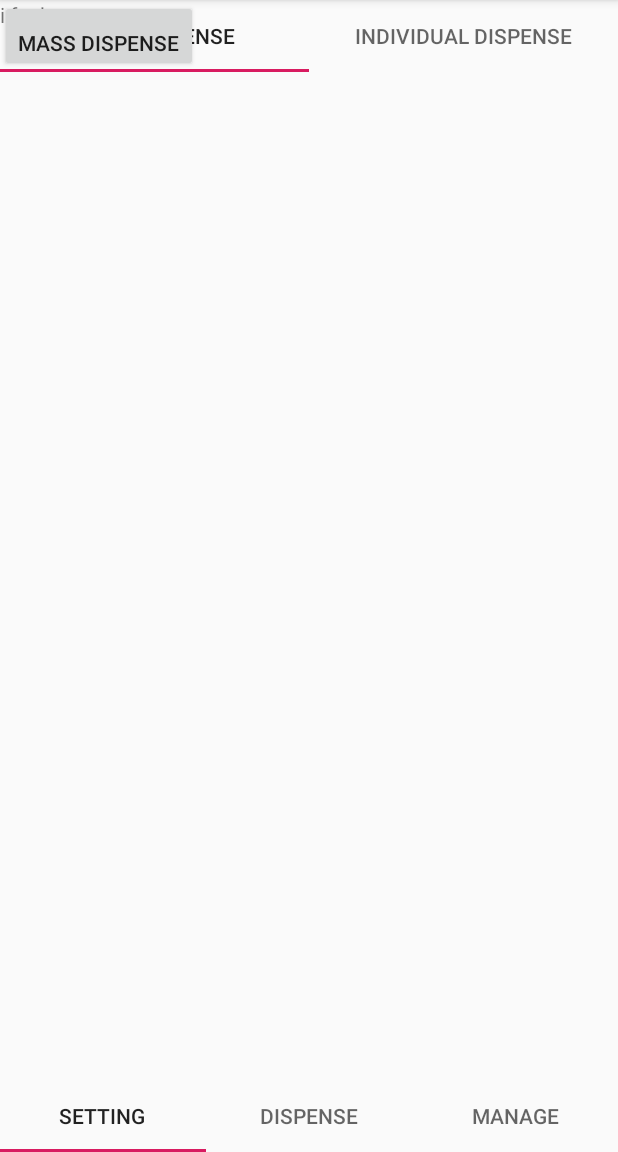
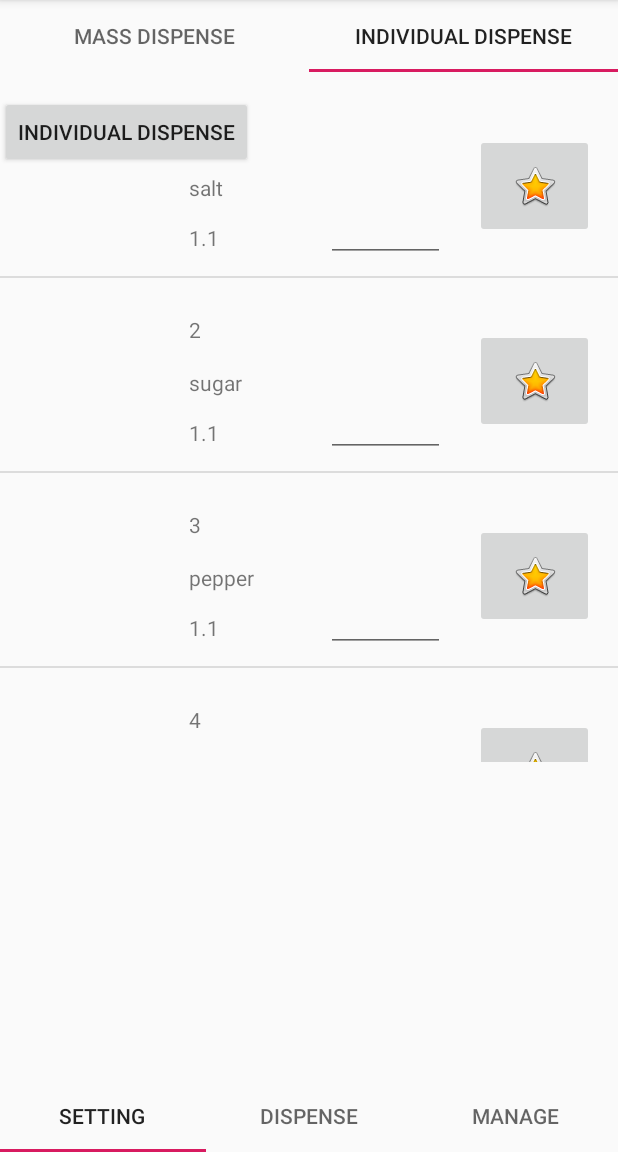
Before and after one commit to FelixWuKai/Sprinkle, an Android app: the screen it shows after launch (MainActivity), tab 2 chosen, on a phone screen of 412 x 824 dp, the part 84-1236 px from its top. Run offline under Robolectric (Android 15) with nearby library versions, the light colour scheme and no system bars; our stand-ins replace ButterKnife.

Commit message:
Trying out some new UIs

```diff
--- a/app/src/main/res/layout/activity_main.xml
+++ b/app/src/main/res/layout/activity_main.xml
@@ -1,5 +1,6 @@
 <?xml version="1.0" encoding="utf-8"?>
-<RelativeLayout xmlns:android="http://schemas.android.com/apk/res/android"
+<RelativeLayout
+    xmlns:android="http://schemas.android.com/apk/res/android"
     xmlns:app="http://schemas.android.com/apk/res-auto"
     xmlns:tools="http://schemas.android.com/tools"
     android:layout_width="match_parent"
--- a/app/src/main/res/layout/fragment_dispense.xml
+++ b/app/src/main/res/layout/fragment_dispense.xml
@@ -1,37 +1,44 @@
 <?xml version="1.0" encoding="utf-8"?>
-<RelativeLayout
-    xmlns:android="http://schemas.android.com/apk/res/android"
-    android:orientation="vertical"
+<androidx.constraintlayout.widget.ConstraintLayout xmlns:android="http://schemas.android.com/apk/res/android"
+    xmlns:app="http://schemas.android.com/apk/res-auto"
+    xmlns:tools="http://schemas.android.com/tools"
     android:layout_width="match_parent"
-    android:layout_height="match_parent">
+    android:layout_height="match_parent"
+    android:orientation="vertical">
 
     <com.google.android.material.tabs.TabLayout
         android:id="@+id/disp_subtab"
-        android:layout_width="match_parent"
-        android:layout_height="wrap_content">
+        android:layout_width="0dp"
+        android:layout_height="wrap_content"
+        app:layout_constraintEnd_toEndOf="parent"
+        app:layout_constraintStart_toStartOf="parent"
+        app:layout_constraintTop_toTopOf="parent">
 
         <com.google.android.material.tabs.TabItem
             android:id="@+id/mass_disp"
             android:layout_width="wrap_content"
             android:layout_height="match_parent"
-            android:text="Mass Dispense"/>
+            android:text="Mass Dispense" />
+
         <com.google.android.material.tabs.TabItem
             android:id="@+id/indi_disp"
             android:layout_width="wrap_content"
             android:layout_height="match_parent"
-            android:text="Individual Dispense"/>
+            android:text="Individual Dispense" />
 
     </com.google.android.material.tabs.TabLayout>
 
     <androidx.viewpager.widget.ViewPager
         android:id="@+id/viewPager"
-        android:layout_width="match_parent"
-        android:layout_height="match_parent"
-        android:layout_marginBottom="0dp">
+        android:layout_width="0dp"
+        android:layout_height="444dp"
+        android:layout_marginTop="16dp"
+        app:layout_constraintEnd_toEndOf="parent"
+        app:layout_constraintHorizontal_bias="0.0"
+        app:layout_constraintStart_toStartOf="parent"
+        app:layout_constraintTop_toBottomOf="@+id/disp_subtab">
 
     </androidx.viewpager.widget.ViewPager>
 
 
-
-
-</RelativeLayout>
+</androidx.constraintlayout.widget.ConstraintLayout>
--- a/app/src/main/res/layout/fragment_indiv_dispense.xml
+++ b/app/src/main/res/layout/fragment_indiv_dispense.xml
@@ -1,25 +1,31 @@
 <?xml version="1.0" encoding="utf-8"?>
-<RelativeLayout
-    xmlns:android="http://schemas.android.com/apk/res/android"
-    android:orientation="vertical"
-    android:fitsSystemWindows="true"
+<androidx.constraintlayout.widget.ConstraintLayout xmlns:android="http://schemas.android.com/apk/res/android"
+    xmlns:app="http://schemas.android.com/apk/res-auto"
     android:layout_width="match_parent"
     android:layout_height="match_parent"
-    android:layout_above="@+id/disp_subtab">
+    android:fitsSystemWindows="true"
+    android:orientation="vertical"
+    app:layout_constraintTop_toBottomOf="@+id/disp_subtab">
 
     <androidx.recyclerview.widget.RecyclerView
         android:id="@+id/disp_recyView"
-        android:layout_width="match_parent"
-        android:layout_height="match_parent">
+        android:layout_width="0dp"
+        android:layout_height="0dp"
+        app:layout_constraintBottom_toBottomOf="parent"
+        app:layout_constraintEnd_toEndOf="parent"
+        app:layout_constraintStart_toStartOf="parent"
+        app:layout_constraintTop_toTopOf="parent">
 
     </androidx.recyclerview.widget.RecyclerView>
 
     <Button
         android:id="@+id/indiv_disp"
-        android:layout_gravity="center"
         android:layout_width="wrap_content"
         android:layout_height="wrap_content"
+        android:layout_gravity="center"
         android:gravity="center"
-        android:text="Individual Dispense"/>
+        android:text="Individual Dispense"
+        app:layout_constraintStart_toStartOf="@+id/disp_recyView"
+        app:layout_constraintTop_toTopOf="@+id/disp_recyView" />
 
-</RelativeLayout>
+</androidx.constraintlayout.widget.ConstraintLayout>
--- a/app/src/main/res/layout/recycle_view_indiv_dispense.xml
+++ b/app/src/main/res/layout/recycle_view_indiv_dispense.xml
@@ -1,32 +1,74 @@
 <?xml version="1.0" encoding="utf-8"?>
-<LinearLayout
-    xmlns:android="http://schemas.android.com/apk/res/android"
-    android:orientation="horizontal"
+<androidx.constraintlayout.widget.ConstraintLayout xmlns:android="http://schemas.android.com/apk/res/android"
+    xmlns:app="http://schemas.android.com/apk/res-auto"
+    xmlns:tools="http://schemas.android.com/tools"
     android:layout_width="match_parent"
-    android:layout_height="120dp">
+    android:layout_height="120dp"
+    android:orientation="horizontal">
 
     <TextView
         android:id="@+id/dispenserNumber"
-        android:paddingRight="10dp"
-        android:layout_gravity="center"
         android:layout_width="wrap_content"
         android:layout_height="wrap_content"
-        android:text="recycler view DISPENSER NUMBER"/>
+        android:layout_gravity="center"
+        android:layout_marginTop="1dp"
+        android:layout_marginBottom="1dp"
+        android:paddingRight="10dp"
+        android:text="DISPENSER NUMBER"
+        app:layout_constraintBottom_toTopOf="@+id/spiceName"
+        app:layout_constraintStart_toStartOf="@+id/spiceName"
+        app:layout_constraintTop_toTopOf="parent" />
 
     <TextView
         android:id="@+id/spiceName"
-        android:paddingRight="10dp"
-        android:layout_gravity="center"
         android:layout_width="wrap_content"
         android:layout_height="wrap_content"
-        android:text="recycler view SPICE NAME"/>
+        android:layout_gravity="center"
+        android:paddingRight="10dp"
+        android:text="SPICE NAME"
+        app:layout_constraintBottom_toTopOf="@+id/teasponNumb"
+        app:layout_constraintStart_toStartOf="@+id/teasponNumb"
+        app:layout_constraintTop_toBottomOf="@+id/dispenserNumber" />
 
     <TextView
         android:id="@+id/teasponNumb"
-        android:paddingRight="10dp"
-        android:layout_gravity="center"
         android:layout_width="wrap_content"
         android:layout_height="wrap_content"
-        android:text="recycler view TEASPOON NUMBER"/>
+        android:layout_gravity="center"
+        android:layout_marginStart="70dp"
+        android:layout_marginEnd="6dp"
+        android:layout_marginBottom="1dp"
+        android:paddingRight="10dp"
+        android:text="TEASPOON NUMBER"
+        app:layout_constraintBottom_toBottomOf="parent"
+        app:layout_constraintEnd_toStartOf="@+id/editText"
+        app:layout_constraintStart_toStartOf="parent"
+        app:layout_constraintTop_toBottomOf="@+id/spiceName" />
 
-</LinearLayout>
+    <EditText
+        android:id="@+id/editText"
+        android:layout_width="0dp"
+        android:layout_height="0dp"
+        android:layout_marginStart="217dp"
+        android:layout_marginTop="8dp"
+        android:layout_marginEnd="20dp"
+        android:layout_marginBottom="9dp"
+        app:layout_constraintBottom_toBottomOf="parent"
+        app:layout_constraintEnd_toEndOf="parent"
+        app:layout_constraintEnd_toStartOf="@+id/imageButton3"
+        app:layout_constraintStart_toEndOf="@+id/teasponNumb"
+        app:layout_constraintStart_toStartOf="parent"
+        app:layout_constraintTop_toBottomOf="@+id/spiceName" />
+
+    <ImageButton
+        android:id="@+id/imageButton3"
+        android:layout_width="0dp"
+        android:layout_height="69dp"
+        android:layout_marginEnd="16dp"
+        app:layout_constraintBottom_toBottomOf="parent"
+        app:layout_constraintEnd_toEndOf="parent"
+        app:layout_constraintStart_toEndOf="@+id/editText"
+        app:layout_constraintTop_toTopOf="parent"
+        app:srcCompat="@android:drawable/btn_star_big_on" />
+
+</androidx.constraintlayout.widget.ConstraintLayout>
--- /dev/null
+++ b/app/src/main/res/layout/recycle_view_indiv_dispense_edit.xml
@@ -0,0 +1,18 @@
+<?xml version="1.0" encoding="utf-8"?>
+<androidx.constraintlayout.widget.ConstraintLayout
+    xmlns:app="http://schemas.android.com/apk/res-auto"
+    xmlns:android="http://schemas.android.com/apk/res/android"
+    xmlns:tools="http://schemas.android.com/tools"
+    android:orientation="vertical"
+    android:layout_width="match_parent"
+    android:layout_height="match_parent">
+
+
+    <TextView
+        android:id="@+id/textView"
+        android:layout_width="wrap_content"
+        android:layout_height="wrap_content"
+        android:text="TextView"
+        tools:layout_editor_absoluteX="29dp"
+        tools:layout_editor_absoluteY="16dp" />
+</androidx.constraintlayout.widget.ConstraintLayout>
--- /dev/null
+++ b/app/src/main/res/layout/test.xml
@@ -0,0 +1,8 @@
+<?xml version="1.0" encoding="utf-8"?>
+<LinearLayout xmlns:android="http://schemas.android.com/apk/res/android"
+    android:orientation="vertical" android:layout_width="match_parent"
+    android:layout_height="match_parent">
+
+
+
+</LinearLayout>
```
